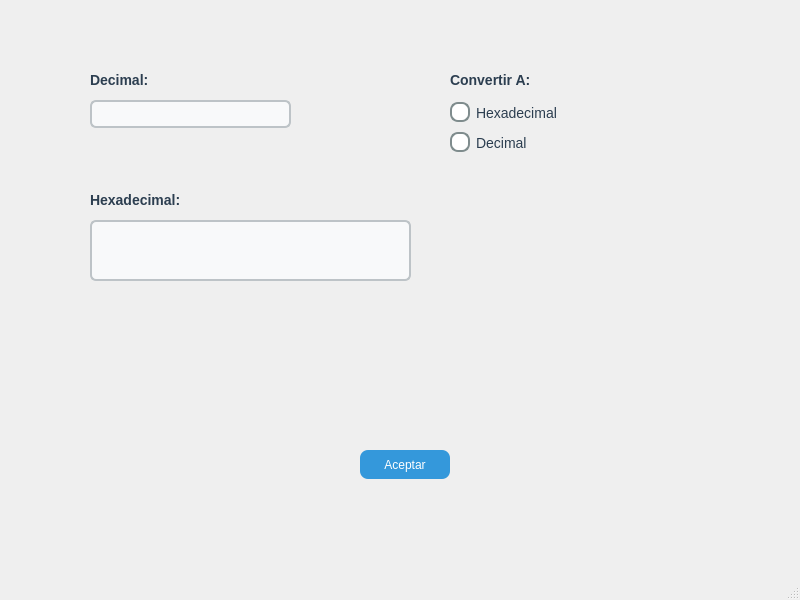
The window that mainwindow.ui (Jomelgar/Convertidor-Qt) describes before a commit, drawn with Qt 5.
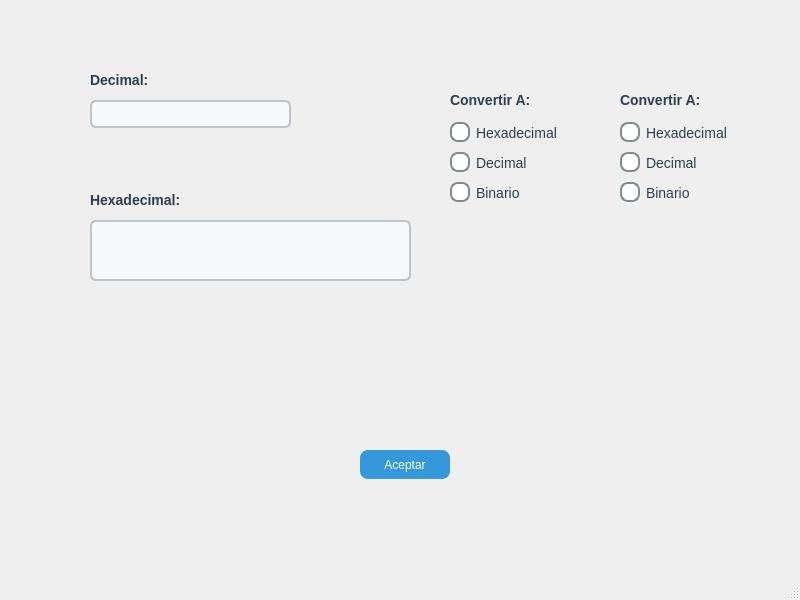
The same window after the commit.

```diff
--- a/mainwindow.ui
+++ b/mainwindow.ui
@@ -133,45 +133,6 @@
      <string>Aceptar</string>
     </property>
    </widget>
-   <widget class="QRadioButton" name="rb_dec">
-    <property name="geometry">
-     <rect>
-      <x>450</x>
-      <y>100</y>
-      <width>121</width>
-      <height>25</height>
-     </rect>
-    </property>
-    <property name="text">
-     <string>Hexadecimal</string>
-    </property>
-   </widget>
-   <widget class="QRadioButton" name="rb_hex">
-    <property name="geometry">
-     <rect>
-      <x>450</x>
-      <y>130</y>
-      <width>131</width>
-      <height>25</height>
-     </rect>
-    </property>
-    <property name="text">
-     <string>Decimal</string>
-    </property>
-   </widget>
-   <widget class="QLabel" name="label_3">
-    <property name="geometry">
-     <rect>
-      <x>450</x>
-      <y>70</y>
-      <width>111</width>
-      <height>20</height>
-     </rect>
-    </property>
-    <property name="text">
-     <string>Convertir A:</string>
-    </property>
-   </widget>
    <widget class="QTextEdit" name="te_text">
     <property name="geometry">
      <rect>
@@ -192,6 +153,130 @@
      </rect>
     </property>
    </widget>
+   <widget class="QWidget" name="w_conv" native="true">
+    <property name="geometry">
+     <rect>
+      <x>600</x>
+      <y>70</y>
+      <width>161</width>
+      <height>161</height>
+     </rect>
+    </property>
+    <widget class="QRadioButton" name="rb_bin">
+     <property name="geometry">
+      <rect>
+       <x>20</x>
+       <y>110</y>
+       <width>131</width>
+       <height>25</height>
+      </rect>
+     </property>
+     <property name="text">
+      <string>Binario</string>
+     </property>
+    </widget>
+    <widget class="QRadioButton" name="rb_hex">
+     <property name="geometry">
+      <rect>
+       <x>20</x>
+       <y>80</y>
+       <width>131</width>
+       <height>25</height>
+      </rect>
+     </property>
+     <property name="text">
+      <string>Decimal</string>
+     </property>
+    </widget>
+    <widget class="QRadioButton" name="rb_dec">
+     <property name="geometry">
+      <rect>
+       <x>20</x>
+       <y>50</y>
+       <width>121</width>
+       <height>25</height>
+      </rect>
+     </property>
+     <property name="text">
+      <string>Hexadecimal</string>
+     </property>
+    </widget>
+    <widget class="QLabel" name="label_3">
+     <property name="geometry">
+      <rect>
+       <x>20</x>
+       <y>20</y>
+       <width>111</width>
+       <height>20</height>
+      </rect>
+     </property>
+     <property name="text">
+      <string>Convertir A:</string>
+     </property>
+    </widget>
+   </widget>
+   <widget class="QWidget" name="w_value" native="true">
+    <property name="geometry">
+     <rect>
+      <x>430</x>
+      <y>70</y>
+      <width>161</width>
+      <height>161</height>
+     </rect>
+    </property>
+    <widget class="QRadioButton" name="rb_bin_2">
+     <property name="geometry">
+      <rect>
+       <x>20</x>
+       <y>110</y>
+       <width>131</width>
+       <height>25</height>
+      </rect>
+     </property>
+     <property name="text">
+      <string>Binario</string>
+     </property>
+    </widget>
+    <widget class="QRadioButton" name="rb_hex_2">
+     <property name="geometry">
+      <rect>
+       <x>20</x>
+       <y>80</y>
+       <width>131</width>
+       <height>25</height>
+      </rect>
+     </property>
+     <property name="text">
+      <string>Decimal</string>
+     </property>
+    </widget>
+    <widget class="QRadioButton" name="rb_dec_2">
+     <property name="geometry">
+      <rect>
+       <x>20</x>
+       <y>50</y>
+       <width>121</width>
+       <height>25</height>
+      </rect>
+     </property>
+     <property name="text">
+      <string>Hexadecimal</string>
+     </property>
+    </widget>
+    <widget class="QLabel" name="label_4">
+     <property name="geometry">
+      <rect>
+       <x>20</x>
+       <y>20</y>
+       <width>111</width>
+       <height>20</height>
+      </rect>
+     </property>
+     <property name="text">
+      <string>Convertir A:</string>
+     </property>
+    </widget>
+   </widget>
   </widget>
   <widget class="QMenuBar" name="menubar">
    <property name="geometry">
```
